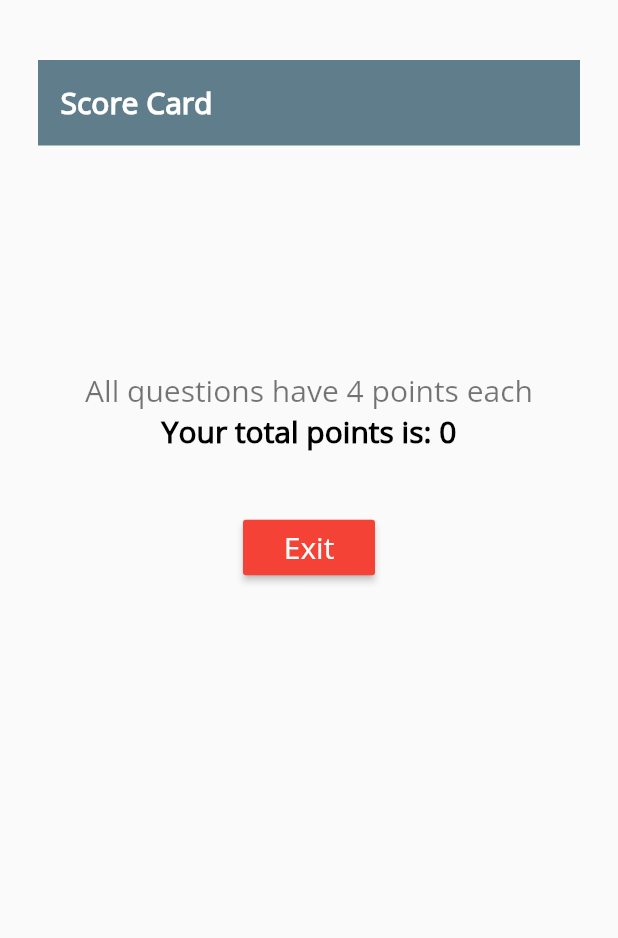
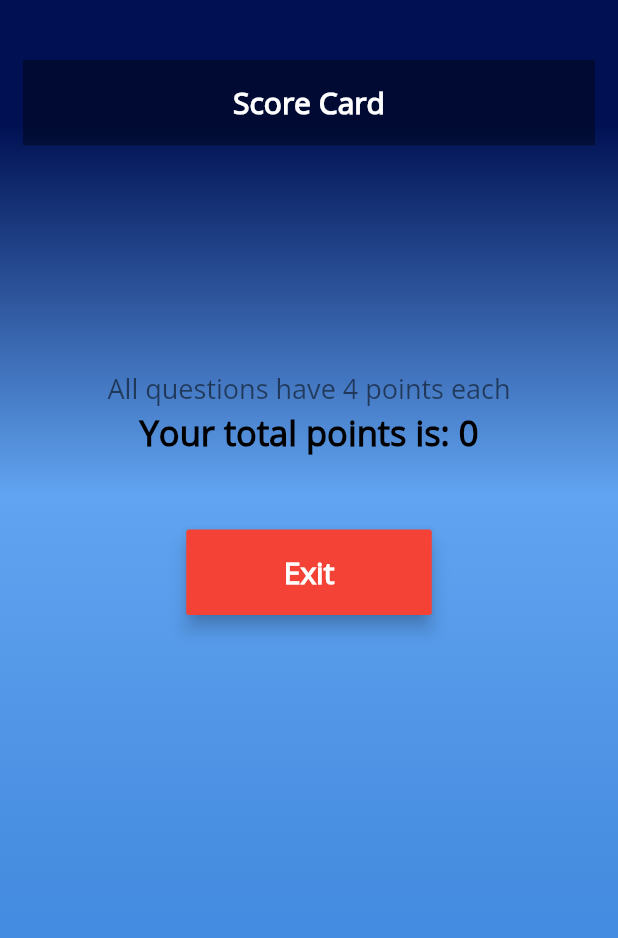
Before and after one commit to phildubem/Flutter-Quiz-App, a Flutter app: the Summary screen opened directly, on a phone screen of 412 x 824 dp. Shown: the top 938 px of the screen. Run offline on Flutter 3.47's test engine with Material 2 defaults, Android fonts, the phone set to English and light mode, and no system bars.

Commit message:
Pre Button State Commit

```diff
--- a/lib/QuizPage.dart
+++ b/lib/QuizPage.dart
@@ -57,8 +57,21 @@ class _QuizPageState extends State<QuizPage> {
     return WillPopScope(
       onWillPop: ()async => false,
       child: Scaffold(
-        backgroundColor: Colors.cyan,
-        body: SafeArea(
+        body: Container(
+          decoration: BoxDecoration(
+            gradient: LinearGradient(
+              begin: Alignment.topCenter,
+              end: Alignment.bottomCenter,
+              colors: [
+                Color(0xFF001052),
+                Color(0xFF61A4F1),
+                Color(0xFF478DE0),
+                Color(0xFF398AE5),
+              ],
+              stops: [0.1, 0.4, 0.7, 0.9],
+            ),
+          ),
+          child: SafeArea(
             minimum: EdgeInsets.fromLTRB(2.0, 20.0, 2.0, 5.0),
             child: Container(
               margin: EdgeInsets.fromLTRB(15.0, 5.0, 15.0, 5.0),
@@ -233,7 +246,7 @@ class _QuizPageState extends State<QuizPage> {
                       children: <Widget>[
                         RaisedButton (
                           padding: EdgeInsets.fromLTRB(60.0, 10.0, 60.0, 10.0),
-                        color: Colors.greenAccent,
+                          color: Colors.black38,
                           onPressed: () {
                             updateQuestion();
                           },
@@ -241,21 +254,23 @@ class _QuizPageState extends State<QuizPage> {
                             style: TextStyle(
                                 fontSize: 20.0,
                                 fontFamily: "OpenSans",
-                              color: Colors.black
+                                color: Colors.greenAccent,
+                                fontWeight: FontWeight.w500
                             ),),
                         ),
 
                         RaisedButton (
-                        padding: EdgeInsets.fromLTRB(60.0, 10.0, 60.0, 10.0),
-                        color: Colors.redAccent,
+                          padding: EdgeInsets.fromLTRB(50.0, 10.0, 50.0, 10.0),
+                          color: Colors.black38,
                           onPressed: () {
                             resetQuiz();
                           },
-                        child: Text("Exit",
+                          child: Text("Restart",
                             style: TextStyle(
                                 fontSize: 20.0,
                                 fontFamily: "OpenSans",
-                              color: Colors.white
+                                color: Colors.redAccent,
+                                fontWeight: FontWeight.w500
                             ),),
                         ),
 
@@ -263,6 +278,7 @@ class _QuizPageState extends State<QuizPage> {
                     ),
                   )
                 ],
+              ),
             ),
           ),
         ),
@@ -299,16 +315,30 @@ class Summary extends StatelessWidget{
     return WillPopScope(
         onWillPop: ()async => false,
         child: Scaffold(
-          body: SafeArea(
+          body: Container(
+            decoration: BoxDecoration(
+              gradient: LinearGradient(
+                begin: Alignment.topCenter,
+                end: Alignment.bottomCenter,
+                colors: [
+                  Color(0xFF001052),
+                  Color(0xFF61A4F1),
+                  Color(0xFF478DE0),
+                  Color(0xFF398AE5),
+                ],
+                stops: [0.1, 0.4, 0.7, 0.9],
+              ),
+            ),
+            child: SafeArea(
               minimum: EdgeInsets.fromLTRB(10.0, 40.0, 10.0, 30.0),
               child: Container(
                 child: Center(
                   child: Column(
                     children: <Widget>[
                       Container(
-                      color: Colors.blueGrey,
+                        color: Colors.black38,
                         child: Padding(
-                        padding: const EdgeInsets.fromLTRB(15.0, 15.0, 245.0, 15.0),
+                          padding: const EdgeInsets.fromLTRB(140.0, 15.0, 140.0, 15.0),
                           child: Text("Score Card",
                             style: TextStyle(
                                 fontSize: 20.0,
@@ -321,20 +351,21 @@ class Summary extends StatelessWidget{
                       SizedBox(height: 150.0),
                       Text("All questions have 4 points each",
                         style: TextStyle(
-                          fontSize: 20.0,
+                            fontSize: 18.0,
                             fontFamily: "OpenSans",
                             color: Colors.black54
                         ),),
                       Text("Your total points is: $score",
                         style: TextStyle(
-                          fontSize: 20.0,
+                            fontSize: 23.0,
                             fontWeight: FontWeight.bold,
                             fontFamily: "OpenSans",
                             color: Colors.black
                         ),),
-                    SizedBox(height: 40.0),
+                      SizedBox(height: 50.0),
                       RaisedButton (
-                      padding: EdgeInsets.all(5.0),
+                        elevation: 5.0,
+                        padding: EdgeInsets.fromLTRB(65.0, 15.0, 65.0, 15.0),
                         color: Colors.red,
                         onPressed: () {
                           questionNumber = 0;
@@ -345,11 +376,13 @@ class Summary extends StatelessWidget{
                           style: TextStyle(
                               fontSize: 20.0,
                               fontFamily: "OpenSans",
-                            color: Colors.white
+                              color: Colors.white,
+                            fontWeight: FontWeight.bold
                           ),),
                       ),
 
                     ],
+                  ),
                 ),
               ),
             ),
```
Lines whose indentation alone changed are shown as unchanged.
